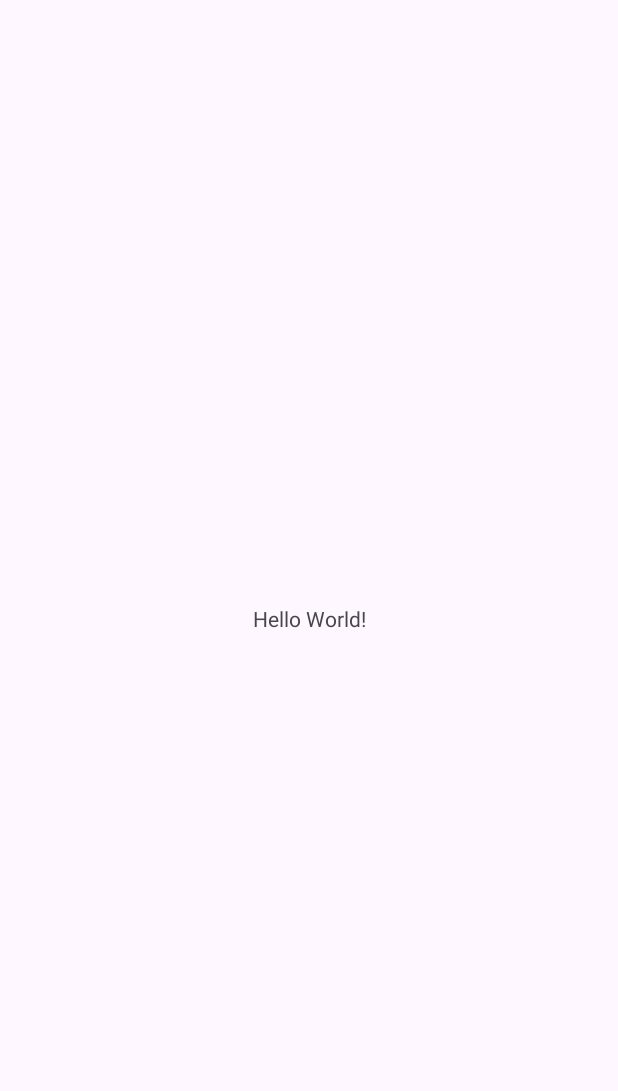
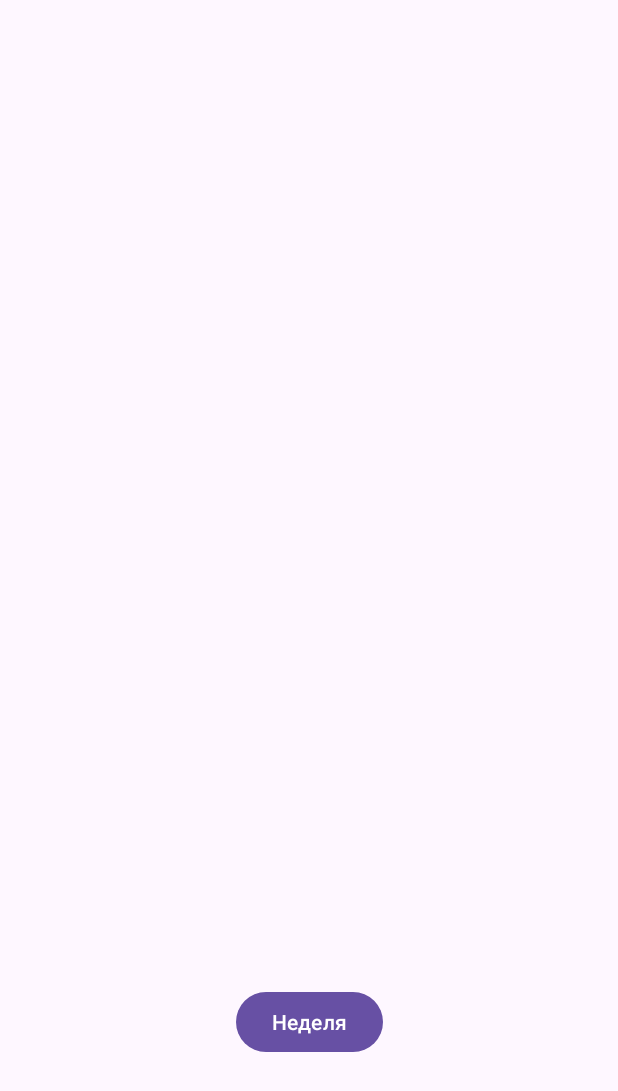
Before and after one commit to Leturgone/WeatherApp, an Android app: the screen it shows after launch (MainActivity), on a phone screen of 412 x 824 dp. Before the commit the part shown is almost empty. Shown: the top 1091 px of the screen. Run offline under Robolectric (Android 15) with nearby library versions, the phone set to English and light mode, and no system bars.

Commit message:
Добавлена кнопка

```diff
--- a/app/src/main/res/layout/activity_main.xml
+++ b/app/src/main/res/layout/activity_main.xml
@@ -6,13 +6,14 @@
     android:layout_height="match_parent"
     tools:context=".MainActivity">
 
-    <TextView
+    <Button
+        android:id="@+id/button"
         android:layout_width="wrap_content"
         android:layout_height="wrap_content"
-        android:text="Hello World!"
+        android:text="Неделя"
         app:layout_constraintBottom_toBottomOf="parent"
         app:layout_constraintEnd_toEndOf="parent"
         app:layout_constraintStart_toStartOf="parent"
-        app:layout_constraintTop_toTopOf="parent" />
-
+        app:layout_constraintTop_toTopOf="parent"
+        app:layout_constraintVertical_bias="0.847" />
 </androidx.constraintlayout.widget.ConstraintLayout>
```
